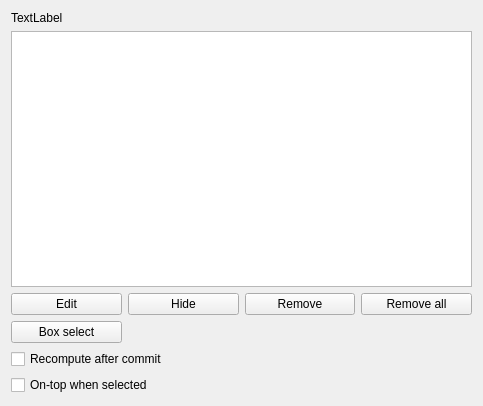
Qt form src/Gui/TaskElementColors.ui (southseact-3d/fcd) before a commit.
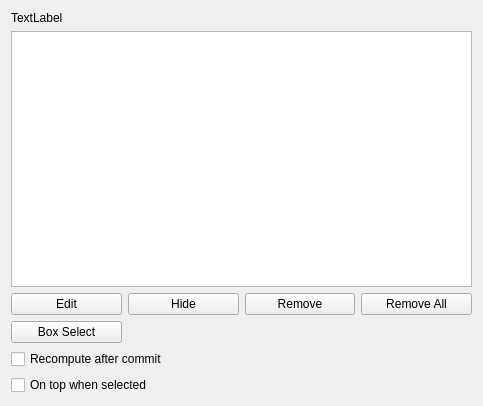
The same form after that commit.

```diff
--- a/src/Gui/TaskElementColors.ui
+++ b/src/Gui/TaskElementColors.ui
@@ -58,14 +58,14 @@
      <item row="0" column="3">
       <widget class="QPushButton" name="removeAll">
        <property name="text">
-        <string>Remove all</string>
+        <string>Remove All</string>
        </property>
       </widget>
      </item>
      <item row="1" column="0">
       <widget class="QPushButton" name="boxSelect">
        <property name="text">
-        <string>Box select</string>
+        <string>Box Select</string>
        </property>
       </widget>
      </item>
@@ -81,7 +81,7 @@
    <item row="5" column="0">
     <widget class="QCheckBox" name="onTop">
      <property name="text">
-      <string>On-top when selected</string>
+      <string>On top when selected</string>
      </property>
     </widget>
    </item>
```
Left out of the diff: 2 changed lines with no effect on the pictures.
